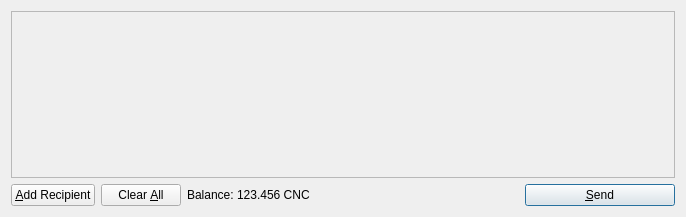
The window that src/qt/forms/sendcoinsdialog.ui (globalcoindev/globalcoin) describes before a commit, drawn with Qt 5.
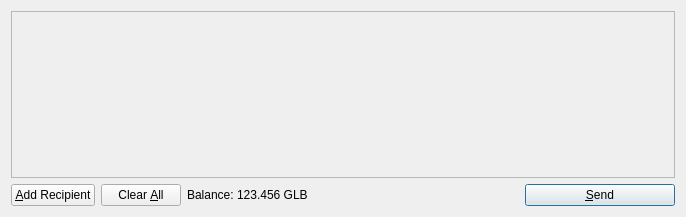
The same window after the commit. Icons and pictures are not drawn.

The edit to the form file:
```diff
--- a/src/qt/forms/sendcoinsdialog.ui
+++ b/src/qt/forms/sendcoinsdialog.ui
@@ -119,7 +119,7 @@
           <cursorShape>IBeamCursor</cursorShape>
          </property>
          <property name="text">
-          <string>123.456 CNC</string>
+          <string>123.456 GLB</string>
          </property>
          <property name="textInteractionFlags">
           <set>Qt::LinksAccessibleByMouse|Qt::TextSelectableByKeyboard|Qt::TextSelectableByMouse</set>
```
